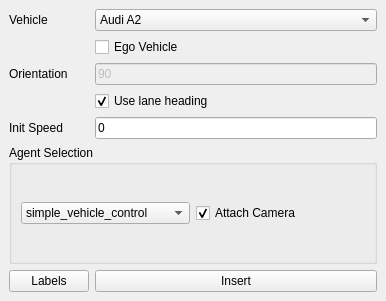
First picture: the form in osc_generator/add_vehicles_widget.ui, repository carla-simulator/traffic-generation-editor, before the edit.
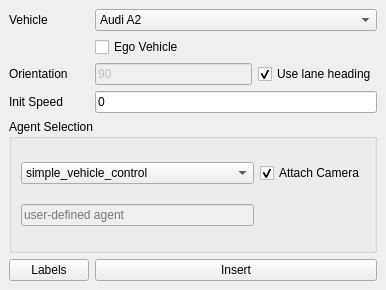
Second picture: the form after the edit.

The edit to the form file:
```diff
--- a/osc_generator/add_vehicles_widget.ui
+++ b/osc_generator/add_vehicles_widget.ui
@@ -7,7 +7,7 @@
     <x>0</x>
     <y>0</y>
     <width>386</width>
-    <height>301</height>
+    <height>290</height>
    </rect>
   </property>
   <property name="windowTitle">
@@ -15,8 +15,39 @@
   </property>
   <widget class="QWidget" name="dockWidgetContents">
    <layout class="QGridLayout" name="gridLayout">
-    <item row="0" column="1">
-     <widget class="QComboBox" name="vehicleSelection">
+    <item row="8" column="0">
+     <widget class="QPushButton" name="vehicle_labels">
+      <property name="text">
+       <string>Labels</string>
+      </property>
+     </widget>
+    </item>
+    <item row="4" column="1" colspan="2">
+     <widget class="QLineEdit" name="vehicle_init_speed">
+      <property name="text">
+       <string>0</string>
+      </property>
+     </widget>
+    </item>
+    <item row="8" column="1" colspan="2">
+     <widget class="QPushButton" name="add_vehicle_button">
+      <property name="text">
+       <string>Insert</string>
+      </property>
+     </widget>
+    </item>
+    <item row="2" column="2">
+     <widget class="QCheckBox" name="vehicle_orientation_use_lane">
+      <property name="text">
+       <string>Use lane heading</string>
+      </property>
+      <property name="checked">
+       <bool>true</bool>
+      </property>
+     </widget>
+    </item>
+    <item row="0" column="1" colspan="2">
+     <widget class="QComboBox" name="vehicle_selection">
       <item>
        <property name="text">
         <string>Audi A2</string>
@@ -97,6 +128,11 @@
         <string>Lincoln MKZ 2017</string>
        </property>
       </item>
+      <item>
+       <property name="text">
+        <string>Lincoln MKZ 2020</string>
+       </property>
+      </item>
       <item>
        <property name="text">
         <string>Mercedes Benz Coupe</string>
@@ -155,7 +191,7 @@
      </widget>
     </item>
     <item row="2" column="1">
-     <widget class="QLineEdit" name="vehicleOrientation">
+     <widget class="QLineEdit" name="vehicle_orientation">
       <property name="enabled">
        <bool>false</bool>
       </property>
@@ -164,14 +200,40 @@
       </property>
      </widget>
     </item>
-    <item row="6" column="0" colspan="2">
-     <widget class="QGroupBox" name="agentGroup">
+    <item row="2" column="0">
+     <widget class="QLabel" name="vehicle_orientation_label">
+      <property name="text">
+       <string>Orientation</string>
+      </property>
+     </widget>
+    </item>
+    <item row="7" column="0" colspan="3">
+     <widget class="QGroupBox" name="agent_group">
       <property name="title">
        <string>Agent Selection</string>
       </property>
       <layout class="QGridLayout" name="gridLayout_2">
-       <item row="0" column="1">
-        <widget class="QCheckBox" name="agent_AttachCamera">
+       <item row="1" column="0">
+        <widget class="QComboBox" name="agent_selection">
+         <item>
+          <property name="text">
+           <string>simple_vehicle_control</string>
+          </property>
+         </item>
+         <item>
+          <property name="text">
+           <string>external_control</string>
+          </property>
+         </item>
+         <item>
+          <property name="text">
+           <string>User Defined</string>
+          </property>
+         </item>
+        </widget>
+       </item>
+       <item row="1" column="1">
+        <widget class="QCheckBox" name="agent_attach_camera">
          <property name="text">
           <string>Attach Camera</string>
          </property>
@@ -180,82 +242,40 @@
          </property>
         </widget>
        </item>
-       <item row="0" column="0">
-        <widget class="QComboBox" name="agentSelection">
-         <item>
-          <property name="text">
-           <string>simple_vehicle_control</string>
-          </property>
-         </item>
-         <item>
-          <property name="text">
-           <string>external_control</string>
-          </property>
-         </item>
+       <item row="2" column="0">
+        <widget class="QLineEdit" name="agent_user_defined">
+         <property name="enabled">
+          <bool>false</bool>
+         </property>
+         <property name="placeholderText">
+          <string>user-defined agent</string>
+         </property>
         </widget>
        </item>
       </layout>
      </widget>
     </item>
-    <item row="2" column="0">
-     <widget class="QLabel" name="vehicleOrientation_Label">
-      <property name="text">
-       <string>Orientation</string>
-      </property>
-     </widget>
-    </item>
-    <item row="0" column="0">
-     <widget class="QLabel" name="vehicleSelection_Label">
-      <property name="text">
-       <string>Vehicle</string>
-      </property>
-     </widget>
-    </item>
     <item row="1" column="1">
-     <widget class="QCheckBox" name="vehicleIsHero">
+     <widget class="QCheckBox" name="vehicle_is_hero">
       <property name="text">
        <string>Ego Vehicle</string>
       </property>
      </widget>
     </item>
-    <item row="3" column="1">
-     <widget class="QCheckBox" name="vehicleOrientation_useLane">
+    <item row="0" column="0">
+     <widget class="QLabel" name="vehicle_selection_label">
       <property name="text">
-       <string>Use lane heading</string>
-      </property>
-      <property name="checked">
-       <bool>true</bool>
-      </property>
-     </widget>
-    </item>
-    <item row="4" column="1">
-     <widget class="QLineEdit" name="vehicleInitSpeed">
-      <property name="text">
-       <string>0</string>
+       <string>Vehicle</string>
       </property>
      </widget>
     </item>
     <item row="4" column="0">
-     <widget class="QLabel" name="vehicleInitSpeed_Label">
+     <widget class="QLabel" name="vehicle_init_speed_label">
       <property name="text">
        <string>Init Speed</string>
       </property>
      </widget>
     </item>
-    <item row="7" column="1">
-     <widget class="QPushButton" name="AddVehicleButton">
-      <property name="text">
-       <string>Insert</string>
-      </property>
-     </widget>
-    </item>
-    <item row="7" column="0">
-     <widget class="QPushButton" name="vehicleLabels">
-      <property name="text">
-       <string>Labels</string>
-      </property>
-     </widget>
-    </item>
    </layout>
   </widget>
  </widget>
```
Left out of the diff: 7 changed lines with no effect on the pictures.
